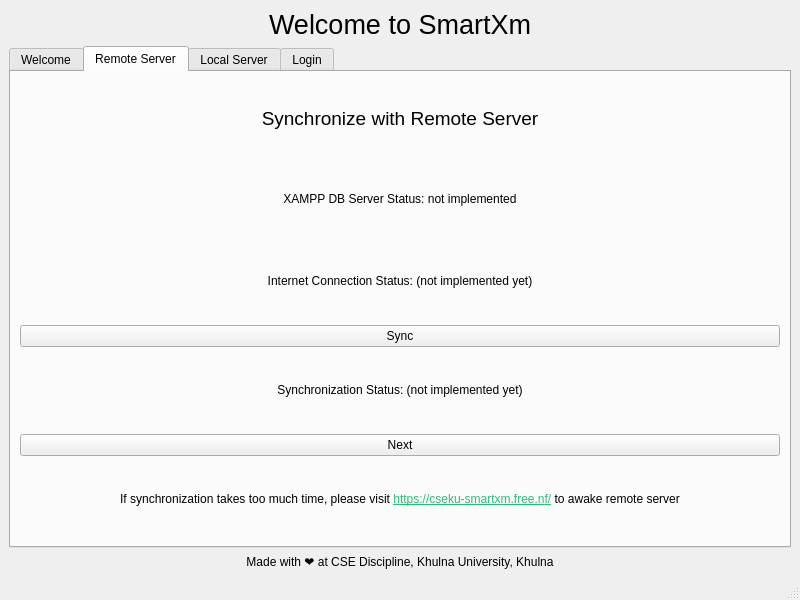
The window that src/SmartXm-CSEKU/welcomewindow.ui (KaziRifatMorshed/SmartXm) describes before a commit, drawn with Qt 5.
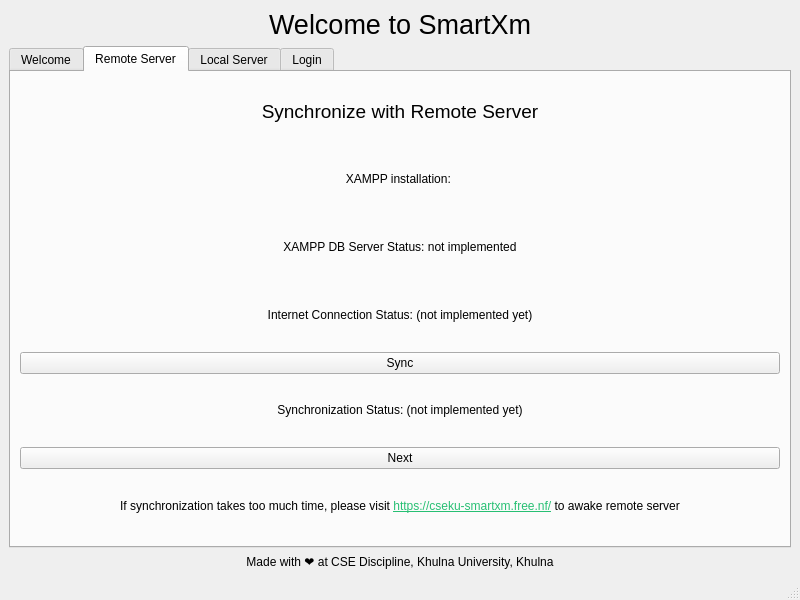
The same window after the commit. Icons and pictures are not drawn.

Commit message: UI text implemented

Patch:
```diff
--- a/src/SmartXm-CSEKU/welcomewindow.ui
+++ b/src/SmartXm-CSEKU/welcomewindow.ui
@@ -89,6 +89,13 @@
           </property>
          </widget>
         </item>
+        <item>
+         <widget class="QLabel" name="xampp_installation_label_2">
+          <property name="text">
+           <string>&lt;html&gt;&lt;head/&gt;&lt;body&gt;&lt;p align=&quot;center&quot;&gt;XAMPP installation: &lt;/p&gt;&lt;/body&gt;&lt;/html&gt;</string>
+          </property>
+         </widget>
+        </item>
         <item>
          <widget class="QLabel" name="xampp_status_label">
           <property name="text">
```
Left out of the diff: 5 changed lines with no effect on the pictures. The commit also changes 1 other file.
